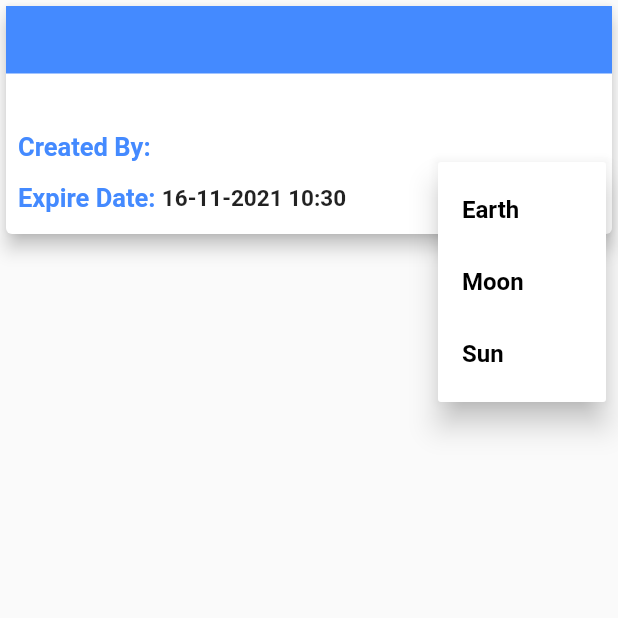
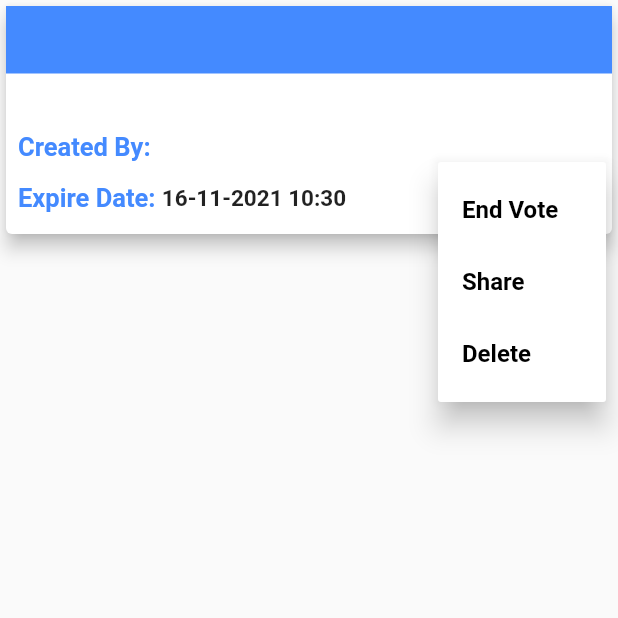
Before and after one commit to ETBMina/WeVote, a Flutter app: the VoteDetailsScreen screen opened by its route, after a tap on the "more vert" icon, on a phone screen of 412 x 824 dp, the top half of it. Run offline on Flutter 3.47's test engine with Material 2 defaults, Android fonts, the phone set to English and light mode, and no system bars; our stand-ins replace bloc, cloud_firestore, firebase_auth, firebase_core, flutter_bloc, modal_progress_hud_nsn; accounts and stored records are empty.

Commit message:
- Adding PopupMenuButton items and functionality: delete,share,end vote. - Adding VoteWinners class and extracting VoteChoices class

```diff
--- a/lib/screens/vote_details_screen.dart
+++ b/lib/screens/vote_details_screen.dart
@@ -1,13 +1,18 @@
 import 'package:flutter/material.dart';
 import 'package:flutter_bloc/flutter_bloc.dart';
 import 'package:wevote/components/radio_choices_list.dart';
+import 'package:wevote/components/winners_list.dart';
 import 'package:wevote/models/current_vote_data/current_vote_data.dart';
 import 'package:wevote/models/current_vote_data/current_vote_data_states.dart';
 import 'package:wevote/models/user/user.dart';
 import 'package:wevote/models/user/user_states.dart';
+import 'package:wevote/models/vote.dart';
 import 'package:wevote/utilities/constants.dart';
 import 'package:intl/intl.dart';
 import 'package:wevote/components/rounded_button.dart';
+import 'package:flutter/services.dart';
+
+enum VoteAction { end, share, delete }
 
 class VoteDetailsScreen extends StatelessWidget {
   static const String id = 'vote_details_screen';
@@ -22,7 +27,7 @@ class VoteDetailsScreen extends StatelessWidget {
             print('vote details screen rebuild');
             return Column(
               children: [
-                // Widget: Title card
+                // Widget: Title and details card
                 Card(
                   elevation: 5,
                   child: Column(
@@ -113,30 +118,45 @@ class VoteDetailsScreen extends StatelessWidget {
                             ),
                             Align(
                               alignment: Alignment.centerRight,
-                              child: PopupMenuButton(
+                              child: PopupMenuButton<VoteAction>(
+                                onSelected: (VoteAction selectedAction) async {
+                                  if (selectedAction == VoteAction.end) {
+                                    await User.get(context)
+                                        .endVote(currentVoteData.voteId);
+                                    currentVoteData.calculateWinners();
+                                  } else if (selectedAction ==
+                                      VoteAction.delete) {
+                                    await User.get(context)
+                                        .deleteVote(currentVoteData.voteId);
+                                    Navigator.pop(context);
+                                  } else {
+                                    Clipboard.setData(ClipboardData(
+                                        text: currentVoteData.voteId));
+                                  }
+                                },
                                 itemBuilder: (context) => [
-                                  PopupMenuItem(
-                                    value: 1,
+                                  PopupMenuItem<VoteAction>(
+                                    value: VoteAction.end,
                                     child: Text(
-                                      "Earth",
+                                      "End Vote",
                                       style: TextStyle(
                                           color: Colors.black,
                                           fontWeight: FontWeight.w700),
                                     ),
                                   ),
-                                  PopupMenuItem(
-                                    value: 2,
+                                  PopupMenuItem<VoteAction>(
+                                    value: VoteAction.share,
                                     child: Text(
-                                      "Moon",
+                                      "Share",
                                       style: TextStyle(
                                           color: Colors.black,
                                           fontWeight: FontWeight.w700),
                                     ),
                                   ),
-                                  PopupMenuItem(
-                                    value: 3,
+                                  PopupMenuItem<VoteAction>(
+                                    value: VoteAction.delete,
                                     child: Text(
-                                      "Sun",
+                                      "Delete",
                                       style: TextStyle(
                                           color: Colors.black,
                                           fontWeight: FontWeight.w700),
@@ -158,6 +178,61 @@ class VoteDetailsScreen extends StatelessWidget {
                     ],
                   ),
                 ),
+                Expanded(
+                  child: currentVoteData.currentVote.status == Status.completed
+                      ? VoteWinners(currentVoteData: currentVoteData)
+                      : VoteChoices(currentVoteData: currentVoteData),
+                )
+
+                // Expanded(
+                //   child: VoteChoices(currentVoteData: currentVoteData),
+                // ),
+              ],
+            );
+          }),
+    );
+  }
+}
+
+class VoteWinners extends StatelessWidget {
+  const VoteWinners({
+    Key? key,
+    required this.currentVoteData,
+  }) : super(key: key);
+
+  final CurrentVoteData currentVoteData;
+
+  @override
+  Widget build(BuildContext context) {
+    return Column(
+      children: [
+        Expanded(child: WinnersList()),
+        Padding(
+          padding: const EdgeInsets.symmetric(horizontal: 10),
+          child: RoundedButton(
+              color: Colors.blueAccent,
+              text: 'Done',
+              onPressed: () async {
+                Navigator.pop(context);
+              }),
+        ),
+      ],
+    );
+  }
+}
+
+class VoteChoices extends StatelessWidget {
+  const VoteChoices({
+    Key? key,
+    required this.currentVoteData,
+  }) : super(key: key);
+
+  final CurrentVoteData currentVoteData;
+
+  @override
+  Widget build(BuildContext context) {
+    return Column(
+      children: [
         // Choices List:
         Expanded(
           child: RadioChoicesList(),
@@ -205,7 +280,5 @@ class VoteDetailsScreen extends StatelessWidget {
         ),
       ],
     );
-          }),
-    );
   }
 }
```
Lines whose indentation alone changed are shown as unchanged.
